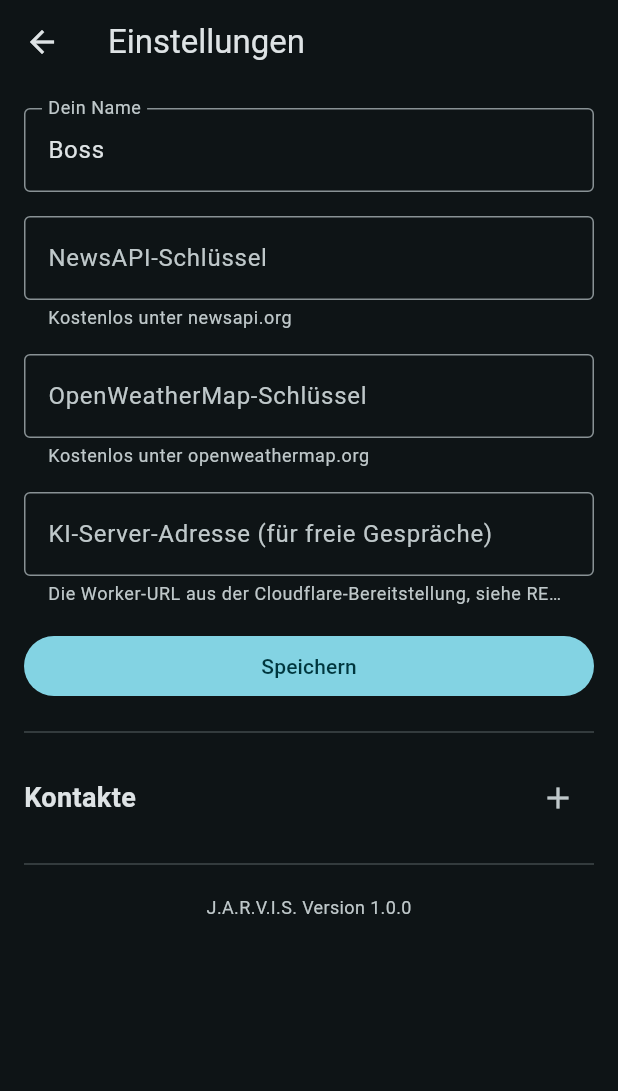
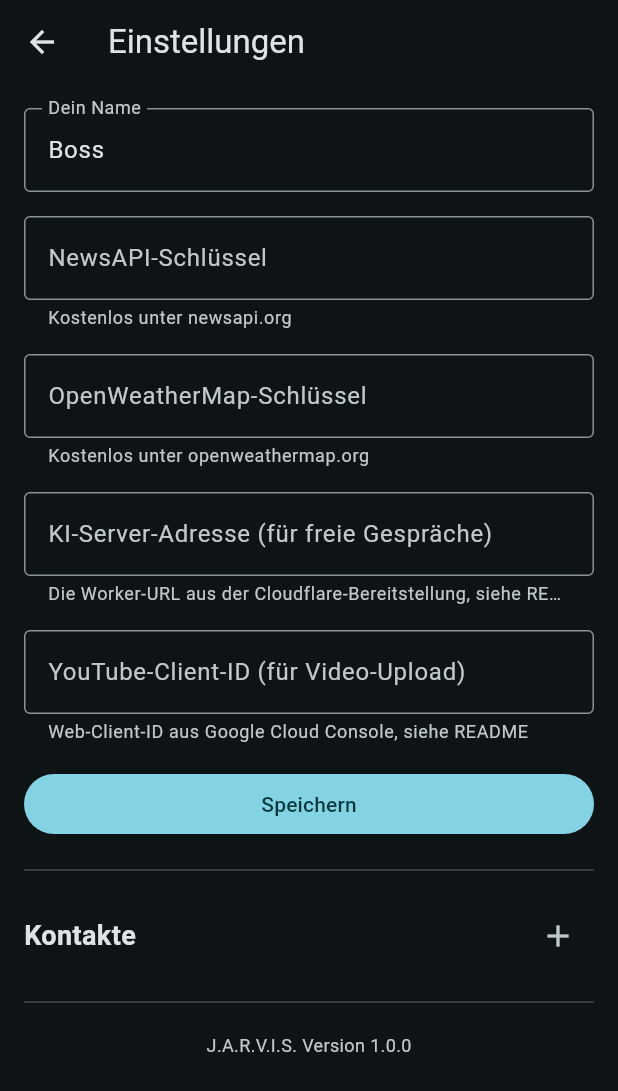
Before and after one commit to ibrahim200832/jarvis-mobile, a Flutter app: the screen it shows after launch, item 2 of the bottom bar chosen, after a tap on the "settings" icon, on a phone screen of 412 x 824 dp. Shown: the top 1091 px of the screen. Run offline on Flutter 3.47's test engine with Material 3 defaults, Android fonts, the phone set to English and light mode, and no system bars; our stand-ins replace battery_plus, camera, file_picker, flutter_svg, flutter_tts, geocoding and 8 more; missing offline and left inert: dart:js_interop, dart:ui_web, installed_apps; network calls fail.

Commit message:
feat: add YouTube Client-ID field to settings screen

```diff
--- a/lib/screens/settings_screen.dart
+++ b/lib/screens/settings_screen.dart
@@ -19,6 +19,7 @@ class _SettingsScreenState extends State<SettingsScreen> {
   final _weatherKeyCtrl = TextEditingController();
   final _nameCtrl = TextEditingController();
   final _aiBackendCtrl = TextEditingController();
+  final _youtubeClientIdCtrl = TextEditingController();
   List<Contact> _contacts = [];
   String _appVersion = '';
 
@@ -34,6 +35,7 @@ class _SettingsScreenState extends State<SettingsScreen> {
     _weatherKeyCtrl.text = await widget.settings.getWeatherApiKey() ?? '';
     _nameCtrl.text = await widget.settings.getUserName();
     _aiBackendCtrl.text = await widget.settings.getAiBackendUrl() ?? '';
+    _youtubeClientIdCtrl.text = await widget.settings.getYoutubeClientId() ?? '';
     _contacts = await widget.contacts.all();
     if (mounted) setState(() {});
   }
@@ -48,6 +50,7 @@ class _SettingsScreenState extends State<SettingsScreen> {
     await widget.settings.setWeatherApiKey(_weatherKeyCtrl.text.trim());
     await widget.settings.setUserName(_nameCtrl.text.trim());
     await widget.settings.setAiBackendUrl(_aiBackendCtrl.text.trim());
+    await widget.settings.setYoutubeClientId(_youtubeClientIdCtrl.text.trim());
     if (!mounted) return;
     ScaffoldMessenger.of(context).showSnackBar(const SnackBar(content: Text('Gespeichert.')));
   }
@@ -123,6 +126,15 @@ class _SettingsScreenState extends State<SettingsScreen> {
             ),
           ),
           const SizedBox(height: 16),
+          TextField(
+            controller: _youtubeClientIdCtrl,
+            decoration: const InputDecoration(
+              labelText: 'YouTube-Client-ID (für Video-Upload)',
+              helperText: 'Web-Client-ID aus Google Cloud Console, siehe README',
+              border: OutlineInputBorder(),
+            ),
+          ),
+          const SizedBox(height: 16),
           FilledButton(onPressed: _save, child: const Text('Speichern')),
           const Divider(height: 40),
           Row(
```
